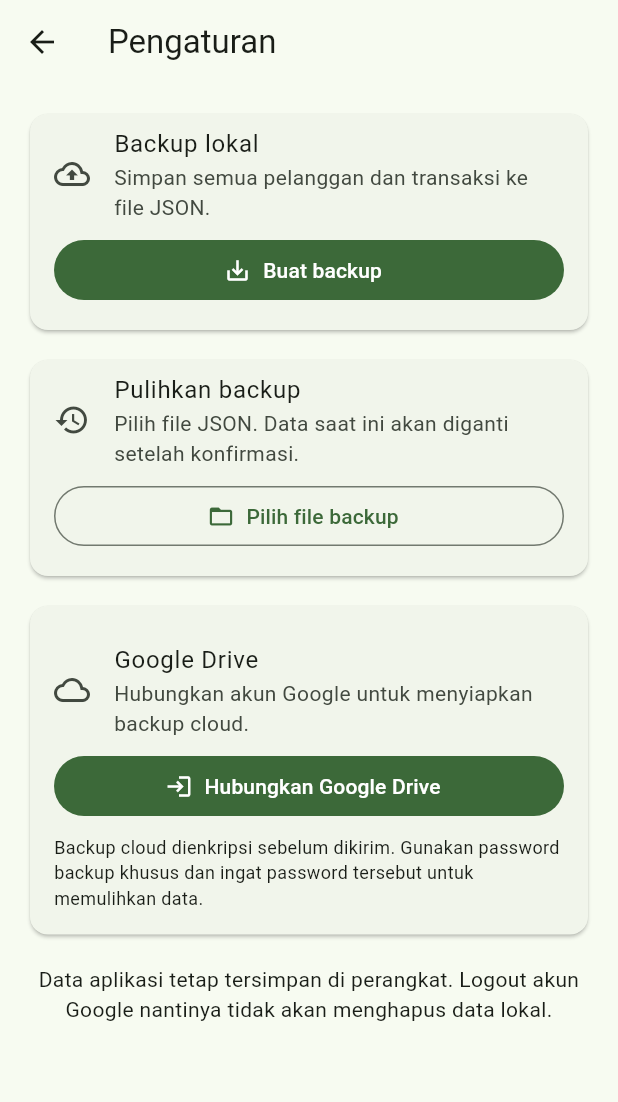
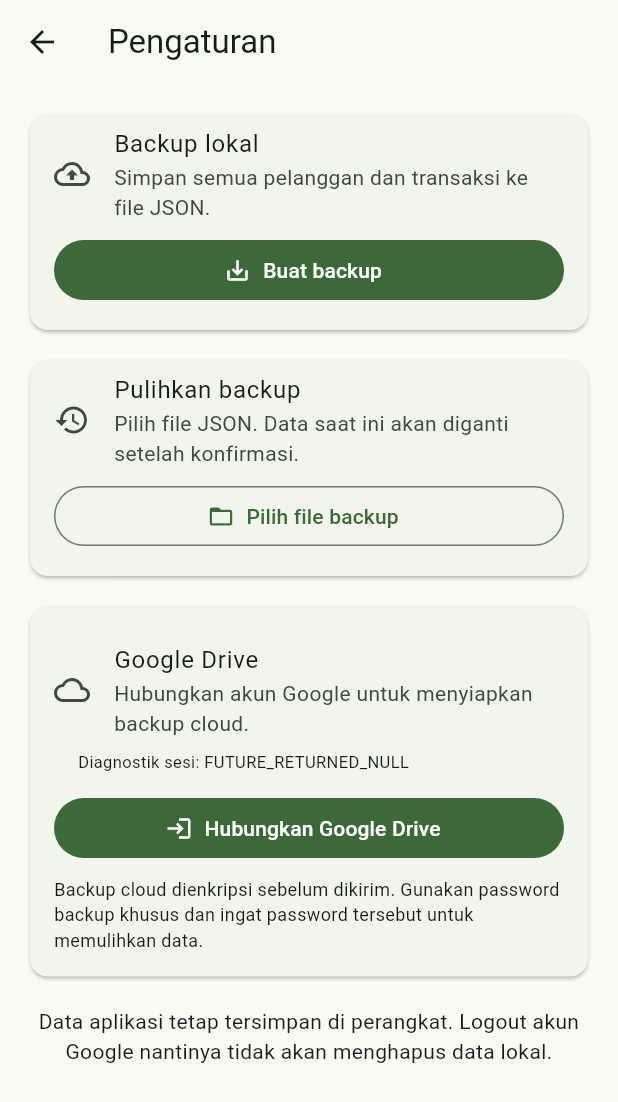
Before and after one commit to bralingmas7/buku, a Flutter app: the screen it shows after launch, after a tap on the "settings" icon, on a phone screen of 412 x 824 dp. Shown: the top 1102 px of the screen. Run offline on Flutter 3.47's test engine with Material 3 defaults, Android fonts, the phone set to English and light mode, and no system bars; our stand-ins replace file_picker, google_sign_in, sqflite; missing offline and left inert: cryptography, extension_google_sign_in_as_googleapis_auth, googleapis; accounts and stored records are empty.

Commit message:
Add Google session restore diagnostics

```diff
--- a/lib/screens/settings_screen.dart
+++ b/lib/screens/settings_screen.dart
@@ -20,6 +20,7 @@ class SettingsScreen extends StatefulWidget {
 class _SettingsScreenState extends State<SettingsScreen> {
   bool _busy = false;
   String? _googleEmail;
+  String _googleRestoreStatus = 'Belum diperiksa';
   StreamSubscription<GoogleSignInAccount?>? _googleAccountSubscription;
 
   @override
@@ -32,7 +33,11 @@ class _SettingsScreenState extends State<SettingsScreen> {
     _googleAccountSubscription = google.accountChanges.listen(
       (account) {
         if (!mounted) return;
-        setState(() => _googleEmail = account?.email);
+        setState(() {
+          _googleEmail = account?.email;
+          _googleRestoreStatus =
+              GoogleDriveService.instance.restoreDiagnostic;
+        });
       },
       onError: (Object error, StackTrace stack) {
         debugPrint('Perubahan sesi Google gagal: $error');
@@ -53,10 +58,19 @@ class _SettingsScreenState extends State<SettingsScreen> {
       final account =
           await GoogleDriveService.instance.restoreAccount();
 
-      if (!mounted || account == null) return;
+      if (!mounted) return;
 
-      setState(() => _googleEmail = account.email);
+      setState(() {
+        _googleEmail = account?.email;
+        _googleRestoreStatus =
+            GoogleDriveService.instance.restoreDiagnostic;
+      });
     } catch (e) {
+      if (!mounted) return;
+      setState(() {
+        _googleRestoreStatus =
+            GoogleDriveService.instance.restoreDiagnostic;
+      });
       debugPrint('Pemulihan status Google gagal: $e');
     }
   }
@@ -517,6 +531,16 @@ class _SettingsScreenState extends State<SettingsScreen> {
                       'Hubungkan akun Google untuk menyiapkan backup cloud.',
                     ),
                   ),
+                  Padding(
+                    padding: const EdgeInsets.fromLTRB(16, 0, 16, 12),
+                    child: Align(
+                      alignment: Alignment.centerLeft,
+                      child: Text(
+                        'Diagnostik sesi: $_googleRestoreStatus',
+                        style: const TextStyle(fontSize: 11),
+                      ),
+                    ),
+                  ),
                   if (_googleEmail != null) ...[
                     const SizedBox(height: 8),
                     ListTile(
--- a/lib/services/google_drive_service.dart
+++ b/lib/services/google_drive_service.dart
@@ -51,8 +51,10 @@ class GoogleDriveService {
     _authSubscription ??= _google.authenticationEvents.listen(
       (event) {
         if (event is GoogleSignInAuthenticationEventSignIn) {
+          _restoreDiagnostic = 'AUTH_EVENT_SIGN_IN';
           _setAccount(event.user);
         } else if (event is GoogleSignInAuthenticationEventSignOut) {
+          _restoreDiagnostic = 'AUTH_EVENT_SIGN_OUT';
           _setAccount(null);
         }
       },
@@ -62,20 +64,45 @@ class GoogleDriveService {
     );
   }
 
+  String _restoreDiagnostic = 'BELUM_DIPERIKSA';
+
+  String get restoreDiagnostic => _restoreDiagnostic;
+
   Future<GoogleSignInAccount?> restoreAccount() async {
+    _restoreDiagnostic = 'INITIALIZING';
     await initialize();
 
-    if (_account != null) return _account;
+    if (_account != null) {
+      _restoreDiagnostic = 'ACCOUNT_ALREADY_AVAILABLE';
+      return _account;
+    }
 
-    final attempt = _google.attemptLightweightAuthentication();
+    _restoreDiagnostic = 'ATTEMPTING_LIGHTWEIGHT_AUTH';
 
-    if (attempt == null) return null;
+    try {
+      final attempt = _google.attemptLightweightAuthentication(
+        reportAllExceptions: true,
+      );
 
-    final restored = await attempt;
-    if (restored != null) {
+      if (attempt == null) {
+        _restoreDiagnostic = 'NO_FUTURE_RETURNED';
+        return null;
+      }
+
+      final restored = await attempt;
+
+      if (restored == null) {
+        _restoreDiagnostic = 'FUTURE_RETURNED_NULL';
+        return _account;
+      }
+
       _setAccount(restored);
+      _restoreDiagnostic = 'LIGHTWEIGHT_RESTORED';
+      return _account;
+    } catch (e) {
+      _restoreDiagnostic = 'ERROR ${e.runtimeType}: $e';
+      rethrow;
     }
-    return _account;
   }
 
   Future<T> _withDriveApi<T>(
```
